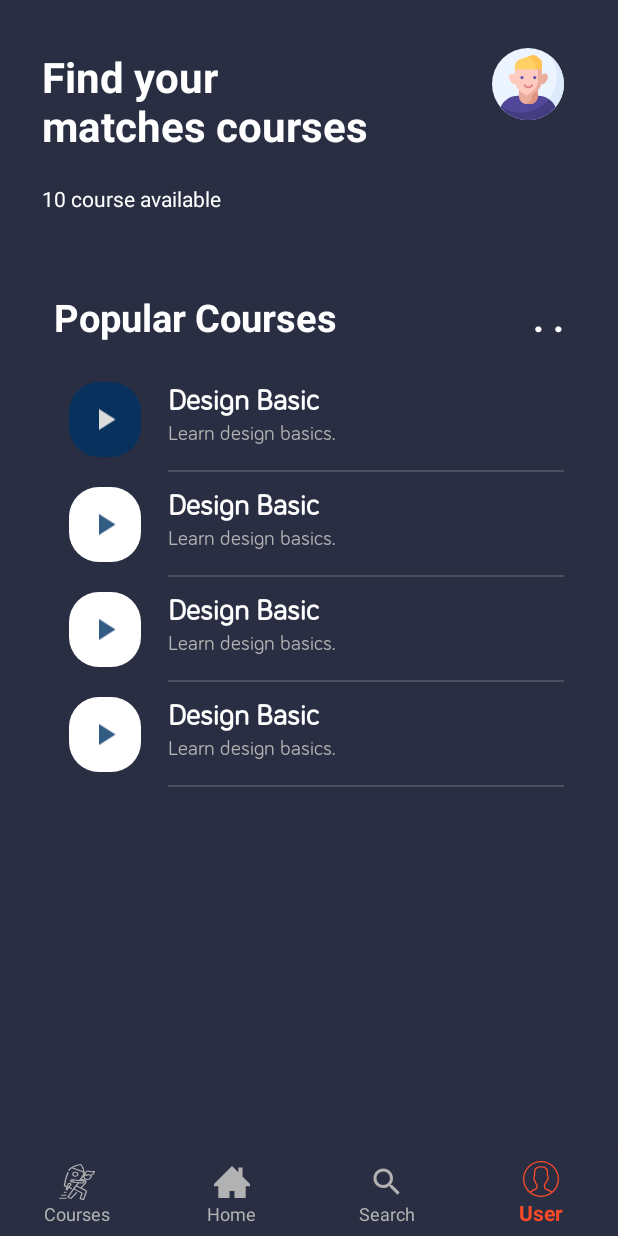
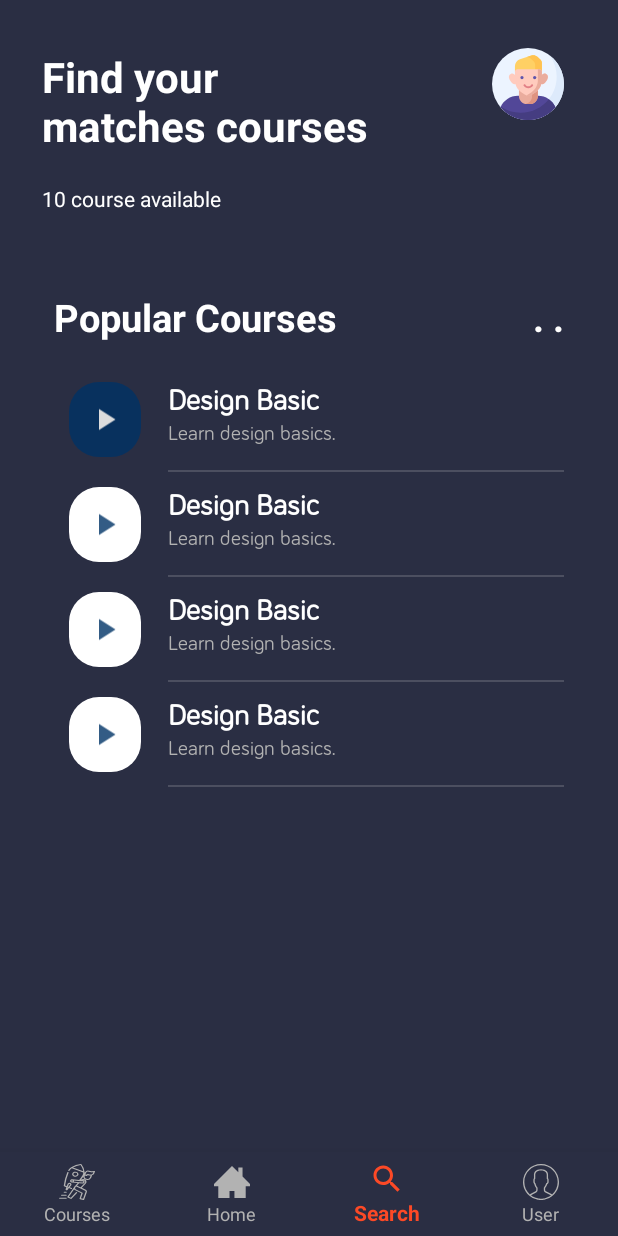
Before and after one commit to rogergcc/AndroidEducationApp, an Android app: the screen it shows after launch (MainActivity), item 4 of the bottom bar chosen, on a phone screen of 412 x 824 dp. Run offline under Robolectric (Android 15) with nearby library versions, the phone set to English and light mode, and no system bars; our stand-ins replace navigation-ui; libraries missing offline, so code that uses them is left out: com.yarolegovich.discretescrollview; plain views replace DiscreteScrollView.

Commit message:
Fragments jetpack navigation component androidx and bottomNavigation Id's in menu botton and nav grah must be the same

```diff
--- a/app/src/main/java/com/appsnipp/education/MainActivity.java
+++ b/app/src/main/java/com/appsnipp/education/MainActivity.java
@@ -1,23 +1,18 @@
 package com.appsnipp.education;
 
-import android.content.Intent;
 import android.os.Bundle;
 import android.view.MenuItem;
 import android.view.View;
 
-import androidx.annotation.NonNull;
 import androidx.appcompat.app.ActionBarDrawerToggle;
 import androidx.appcompat.app.AppCompatActivity;
 import androidx.appcompat.app.AppCompatDelegate;
 import androidx.coordinatorlayout.widget.CoordinatorLayout;
 import androidx.core.view.GravityCompat;
-import androidx.fragment.app.Fragment;
-import androidx.fragment.app.FragmentTransaction;
+import androidx.navigation.fragment.NavHostFragment;
+import androidx.navigation.ui.NavigationUI;
 
 import com.appsnipp.education.databinding.ActivityMainBinding;
-import com.appsnipp.education.ui.fragments.CoursesStaggedFragment;
-import com.appsnipp.education.ui.fragments.HomeCoursesFragment;
-import com.appsnipp.education.ui.fragments.MatchesCoursesFragment;
 import com.appsnipp.education.ui.helpers.BottomNavigationBehavior;
 import com.appsnipp.education.ui.helpers.DarkModePrefManager;
 import com.google.android.material.bottomnavigation.BottomNavigationView;
@@ -26,51 +21,62 @@ import com.google.android.material.navigation.NavigationView;
 public class MainActivity extends AppCompatActivity
         implements NavigationView.OnNavigationItemSelectedListener {
 
-    //private BottomNavigationView bottomNavigationView;
-
 
     ActivityMainBinding binding;
-//    NavHostFragment navHostFragment;
+    NavHostFragment navHostFragment;
+    private BottomNavigationView bottomNavigationView;
 
-    private BottomNavigationView.OnNavigationItemSelectedListener mOnNavigationItemSelectedListener
-            = new BottomNavigationView.OnNavigationItemSelectedListener() {
+    //region REGION OLDER WAY BottomNavigation
+//    private BottomNavigationView.OnNavigationItemSelectedListener mOnNavigationItemSelectedListener
+//            = new BottomNavigationView.OnNavigationItemSelectedListener() {
+//
+//        @Override
+//        public boolean onNavigationItemSelected(@NonNull MenuItem item) {
+//            Fragment fragment;
+//            Fragment fragmentoGenerico = null;
+//            Intent intentGetStarted;
+//            switch (item.getItemId()) {
+//                case R.id.navigationMyProfile:
+////                    return true;
+//                    break;
+//                case R.id.navigationMyCourses:
+//                    //https://dribbble.com/shots/6482664-Design-Course-App-UI
+//                    fragmentoGenerico = new CoursesStaggedFragment();
+//                    break;
+//                case R.id.navigationHome:
+//                    fragmentoGenerico = new HomeCoursesFragment();
+//                    break;
+//                case R.id.navigationSearch:
+//
+//                    fragmentoGenerico = new MatchesCoursesFragment();
+//                    break;
+//                case R.id.navigationMenu:
+//                    binding.drawerLayout.openDrawer(GravityCompat.START);
+//                    break;
+//            }
+//            if (fragmentoGenerico != null) {
+//                loadFragment(fragmentoGenerico);
+//            }
+//
+//            setTitle(item.getTitle());
+//            return true;
+//        }
+//    };
 
-        @Override
-        public boolean onNavigationItemSelected(@NonNull MenuItem item) {
-            Fragment fragment;
-            Fragment fragmentoGenerico = null;
-            Intent intentGetStarted;
-            switch (item.getItemId()) {
-                case R.id.navigationMyProfile:
-//                    return true;
-                    break;
-                case R.id.navigationMyCourses:
-                    //https://dribbble.com/shots/6482664-Design-Course-App-UI
-                    fragmentoGenerico = new CoursesStaggedFragment();
-                    break;
-                case R.id.navigationHome:
-                    fragmentoGenerico = new HomeCoursesFragment();
-                    break;
-                case R.id.navigationSearch:
-
-                    fragmentoGenerico = new MatchesCoursesFragment();
-                    break;
-                case R.id.navigationMenu:
-                    binding.drawerLayout.openDrawer(GravityCompat.START);
-                    break;
-            }
-            if (fragmentoGenerico != null) {
-//                fragmentManager
-//                        .beginTransaction()
-//                        .replace(R.id.container, fragmentoGenerico)
-//                        .commit();
-                loadFragment(fragmentoGenerico);
-            }
-
-            setTitle(item.getTitle());
-            return true;
-        }
-    };
+//    private void loadFragment(Fragment fragment) {
+//        // load fragment
+//        FragmentTransaction transaction = getSupportFragmentManager().beginTransaction();
+//        transaction.setCustomAnimations(
+//                R.anim.fragment_fade_enter,  // enter
+//                R.anim.fragment_fade_exit,  // exit
+//                R.anim.fragment_fade_enter,   // popEnter
+//                R.anim.fragment_fade_exit  // popExit
+//        );
+//        transaction.replace(R.id.container_frame, fragment);
+//        transaction.addToBackStack(null);
+//        transaction.commit();
+//    }
+    //endregion
 
     @Override
     protected void onCreate(Bundle savedInstanceState) {
@@ -85,11 +91,8 @@ public class MainActivity extends AppCompatActivity
         View view = binding.getRoot();
         setContentView(view);
 
-//        Toolbar toolbar = (Toolbar) findViewById(R.id.toolbar);
         setSupportActionBar(binding.appBarMain.toolbar);
 
-
-//        DrawerLayout drawer = (DrawerLayout) findViewById(R.id.drawer_layout);
         ActionBarDrawerToggle toggle = new ActionBarDrawerToggle(
                 this, binding.drawerLayout, binding.appBarMain.toolbar, R.string.navigation_drawer_open, R.string.navigation_drawer_close);
         binding.drawerLayout.addDrawerListener(toggle);
@@ -98,37 +101,27 @@ public class MainActivity extends AppCompatActivity
         binding.navView.setNavigationItemSelectedListener(this);
 
         //region REGION OLD METHOD BOTTOM NAVIGATION
-        binding.appBarMain.bottomNavigation.setOnNavigationItemSelectedListener(mOnNavigationItemSelectedListener);
-        CoordinatorLayout.LayoutParams layoutParams = (CoordinatorLayout.LayoutParams) binding.appBarMain.bottomNavigation.getLayoutParams();
-        layoutParams.setBehavior(new BottomNavigationBehavior());
-        binding.appBarMain.bottomNavigation.setSelectedItemId(R.id.navigationHome);
+//        binding.appBarMain.bottomNavigation.setOnNavigationItemSelectedListener(mOnNavigationItemSelectedListener);
+//        CoordinatorLayout.LayoutParams layoutParams = (CoordinatorLayout.LayoutParams) binding.appBarMain.bottomNavigationView.getLayoutParams();
+//        layoutParams.setBehavior(new BottomNavigationBehavior());
+//        binding.appBarMain.bottomNavigationView.setSelectedItemId(R.id.navigationHome);
         //endregion
 
-        //setupNavigation();
+        setupNavigation();
 
     }
 
-//    private void setupNavigation() {
-//        navHostFragment = (NavHostFragment) getSupportFragmentManager().findFragmentById(R.id.nav_host_fragment);
-//        bottomNavigationView = findViewById(R.id.bottomNavigationView);
-//        NavigationUI.setupWithNavController(bottomNavigationView, navHostFragment.getNavController());
-//    }
+    private void setupNavigation() {
+        CoordinatorLayout.LayoutParams layoutParams = (CoordinatorLayout.LayoutParams) binding.appBarMain.bottomNavigationView.getLayoutParams();
+        layoutParams.setBehavior(new BottomNavigationBehavior());
 
-    private void loadFragment(Fragment fragment) {
-        // load fragment
-        FragmentTransaction transaction = getSupportFragmentManager().beginTransaction();
-        transaction.setCustomAnimations(
-                R.anim.fragment_fade_enter,  // enter
-                R.anim.fragment_fade_exit,  // exit
-                R.anim.fragment_fade_enter,   // popEnter
-                R.anim.fragment_fade_exit  // popExit
-        );
+        navHostFragment = (NavHostFragment) getSupportFragmentManager().findFragmentById(R.id.nav_host_fragment);
+        bottomNavigationView = findViewById(R.id.bottomNavigationView);
+        if (navHostFragment != null) {
+            NavigationUI.setupWithNavController(bottomNavigationView, navHostFragment.getNavController());
+        }
+    }
 
-        transaction.replace(R.id.container_frame, fragment);
-        transaction.addToBackStack(null);
-        transaction.commit();
-
-    }
 
     @Override
     public void onBackPressed() {
--- a/app/src/main/java/com/appsnipp/education/ui/helpers/BottomNavigationBehavior.java
+++ b/app/src/main/java/com/appsnipp/education/ui/helpers/BottomNavigationBehavior.java
@@ -10,6 +10,7 @@ package com.appsnipp.education.ui.helpers;
 
 import android.content.Context;
 import android.util.AttributeSet;
+import android.view.Gravity;
 import android.view.View;
 import android.widget.FrameLayout;
 
@@ -17,6 +18,7 @@ import androidx.coordinatorlayout.widget.CoordinatorLayout;
 import androidx.core.view.ViewCompat;
 
 import com.google.android.material.bottomnavigation.BottomNavigationView;
+import com.google.android.material.snackbar.Snackbar;
 
 public class BottomNavigationBehavior extends CoordinatorLayout.Behavior<BottomNavigationView> {
 
@@ -31,7 +33,22 @@ public class BottomNavigationBehavior extends CoordinatorLayout.Behavior<BottomN
     @Override
     public boolean layoutDependsOn(CoordinatorLayout parent, BottomNavigationView child, View dependency) {
         boolean dependsOn = dependency instanceof FrameLayout;
+//        if(dependency instanceof Snackbar.SnackbarLayout) {
+//            updateSnackbar(child, (Snackbar.SnackbarLayout)dependency);
+//        }
+
         return dependsOn;
+    }
+
+    private void updateSnackbar(View child, Snackbar.SnackbarLayout snackbarLayout) {
+        if(snackbarLayout.getLayoutParams() instanceof CoordinatorLayout.LayoutParams) {
+            CoordinatorLayout.LayoutParams params = (CoordinatorLayout.LayoutParams)snackbarLayout.getLayoutParams();
+
+            params.setAnchorId(child.getId());
+            params.anchorGravity = Gravity.TOP;
+            params.gravity = Gravity.TOP;
+            snackbarLayout.setLayoutParams(params);
+        }
     }
 
     @Override
--- a/app/src/main/res/layout/app_bar_main.xml
+++ b/app/src/main/res/layout/app_bar_main.xml
@@ -12,23 +12,23 @@
         android:theme="@style/AppTheme.AppBarOverlay">
 
         <androidx.appcompat.widget.Toolbar
-            android:visibility="gone"
             android:id="@+id/toolbar"
             android:layout_width="match_parent"
             android:layout_height="?attr/actionBarSize"
             android:background="?attr/colorPrimary"
+            android:visibility="gone"
             app:popupTheme="@style/AppTheme.PopupOverlay" />
 
     </com.google.android.material.appbar.AppBarLayout>
 
     <!--    <include layout="@layout/content_main" />-->
-<!--        old method with frame-->
-        <FrameLayout
-            android:id="@+id/container_frame"
-            app:layout_behavior="com.google.android.material.appbar.AppBarLayout$ScrollingViewBehavior"
-            android:layout_width="match_parent"
-            android:layout_height="match_parent">
-        </FrameLayout>
+
+    <!--    old method with frame-->
+    <!--    <FrameLayout-->
+    <!--        android:id="@+id/container_frame"-->
+    <!--        android:layout_width="match_parent"-->
+    <!--        android:layout_height="match_parent"-->
+    <!--        app:layout_behavior="com.google.android.material.appbar.AppBarLayout$ScrollingViewBehavior"></FrameLayout>-->
 
     <!--        <fragment-->
     <!--            android:id="@+id/container_frame"-->
@@ -38,17 +38,29 @@
     <!--        </fragment>-->
 
     <com.google.android.material.bottomnavigation.BottomNavigationView
-        android:id="@+id/bottomNavigation"
+        android:id="@+id/bottomNavigationView"
         android:layout_width="match_parent"
         android:layout_height="wrap_content"
         android:layout_gravity="bottom"
         android:background="?android:attr/windowBackground"
         android:foreground="?attr/selectableItemBackground"
-        app:menu="@menu/master_bottom_navigation"
         app:elevation="10dp"
-        app:labelVisibilityMode="labeled"
+        app:itemBackground="@color/bottomNavigationBackground"
         app:itemIconTint="@color/bottom_navigation_color"
         app:itemTextColor="@color/bottom_navigation_color"
-        app:itemBackground="@color/bottomNavigationBackground"/>
+        app:labelVisibilityMode="labeled"
+        app:menu="@menu/master_bottom_navigation">
+
+    </com.google.android.material.bottomnavigation.BottomNavigationView>
+
+    <fragment
+        android:id="@+id/nav_host_fragment"
+        android:name="androidx.navigation.fragment.NavHostFragment"
+        android:layout_width="match_parent"
+        android:layout_height="match_parent"
+        app:defaultNavHost="true"
+
+        app:layout_behavior="com.google.android.material.appbar.AppBarLayout$ScrollingViewBehavior"
+        app:navGraph="@navigation/nav_graph" />
 
 </androidx.coordinatorlayout.widget.CoordinatorLayout>
--- a/app/src/main/res/layout/fragment_courses_stagged.xml
+++ b/app/src/main/res/layout/fragment_courses_stagged.xml
@@ -5,20 +5,19 @@
 
 <FrameLayout xmlns:android="http://schemas.android.com/apk/res/android"
     xmlns:tools="http://schemas.android.com/tools"
+    xmlns:app="http://schemas.android.com/apk/res-auto"
     android:layout_width="match_parent"
     android:layout_height="match_parent"
+    app:layout_behavior="@string/appbar_scrolling_view_behavior"
     tools:context=".ui.fragments.CoursesStaggedFragment">
 
     <androidx.core.widget.NestedScrollView
 
-        xmlns:android="http://schemas.android.com/apk/res/android"
-        xmlns:app="http://schemas.android.com/apk/res-auto"
-        xmlns:tools="http://schemas.android.com/tools"
         android:layout_width="match_parent"
         android:layout_height="match_parent"
 
         android:background="#ffba60"
-        tools:context=".CourseStaggedActivity">
+        >
 
 
         <LinearLayout
--- a/app/src/main/res/layout/fragment_home_courses.xml
+++ b/app/src/main/res/layout/fragment_home_courses.xml
@@ -4,22 +4,20 @@
 
 <FrameLayout xmlns:android="http://schemas.android.com/apk/res/android"
     xmlns:tools="http://schemas.android.com/tools"
+    xmlns:app="http://schemas.android.com/apk/res-auto"
     android:layout_width="match_parent"
     android:layout_height="match_parent"
-    tools:context=".ui.fragments.HomeCoursesFragment">
+    tools:context=".ui.fragments.HomeCoursesFragment"
+
+    >
 
     <androidx.constraintlayout.widget.ConstraintLayout
-        xmlns:app="http://schemas.android.com/apk/res-auto"
 
         style="@style/parent.contentLayout"
         android:paddingLeft="@dimen/normalPadding"
-
         android:paddingRight="@dimen/normalPadding"
-
-
         android:paddingBottom="@dimen/normalPadding"
-        app:layout_behavior="@string/appbar_scrolling_view_behavior"
-        tools:context="com.appsnipp.education.MainActivity">
+        >
 
         <androidx.core.widget.NestedScrollView
 
--- a/app/src/main/res/menu/activity_main_drawer.xml
+++ b/app/src/main/res/menu/activity_main_drawer.xml
@@ -1,6 +1,5 @@
 <?xml version="1.0" encoding="utf-8"?>
 <menu xmlns:android="http://schemas.android.com/apk/res/android"
-    xmlns:tools="http://schemas.android.com/tools"
 
     >
 
@@ -23,14 +22,13 @@
             android:title="@string/nav_title_tools" />
     </group>
 
-    <item
-        android:title="@string/nav_title_toggle_theme">
+    <item android:title="@string/nav_title_toggle_theme">
         <menu>
             <item
                 android:id="@+id/nav_share"
                 android:icon="@drawable/ic_menu_share"
-                android:visible="false"
-                android:title="@string/nav_title_share" />
+                android:title="@string/nav_title_share"
+                android:visible="false" />
             <item
                 android:id="@+id/nav_dark_mode"
                 android:icon="@android:drawable/ic_menu_day"
--- a/app/src/main/res/menu/master_bottom_navigation.xml
+++ b/app/src/main/res/menu/master_bottom_navigation.xml
@@ -8,17 +8,17 @@
         android:title="Menu" />
 
     <item
-        android:id="@+id/navigationMyCourses"
+        android:id="@+id/coursesStaggedFragment"
         android:icon="@drawable/ic_effort"
         android:title="Courses" />
 
     <item
-        android:id="@+id/navigationHome"
+        android:id="@+id/homeCoursesFragment"
         android:icon="@drawable/ic_home"
         android:title="Home" />
 
     <item
-        android:id="@+id/navigationSearch"
+        android:id="@+id/matchesCoursesFragment"
         android:icon="@drawable/ic_search_black_24dp"
         android:title="Search" />
 
--- /dev/null
+++ b/app/src/main/res/navigation/nav_graph.xml
@@ -0,0 +1,27 @@
+<?xml version="1.0" encoding="utf-8"?>
+<!--
+  ~ Copyright (c) 2020. rogergcc
+  -->
+
+<navigation xmlns:android="http://schemas.android.com/apk/res/android"
+    xmlns:app="http://schemas.android.com/apk/res-auto"
+    xmlns:tools="http://schemas.android.com/tools"
+    android:id="@+id/nav_graph"
+    app:startDestination="@id/homeCoursesFragment">
+
+    <fragment
+        android:id="@+id/homeCoursesFragment"
+        android:name="com.appsnipp.education.ui.fragments.HomeCoursesFragment"
+        android:label="fragment_home_courses"
+        tools:layout="@layout/fragment_home_courses" />
+    <fragment
+        android:id="@+id/coursesStaggedFragment"
+        android:name="com.appsnipp.education.ui.fragments.CoursesStaggedFragment"
+        android:label="fragment_courses_stagged"
+        tools:layout="@layout/fragment_courses_stagged" />
+    <fragment
+        android:id="@+id/matchesCoursesFragment"
+        android:name="com.appsnipp.education.ui.fragments.MatchesCoursesFragment"
+        android:label="fragment_matches_courses"
+        tools:layout="@layout/fragment_matches_courses" />
+</navigation>
```
Also changed, not shown: app/build.gradle (+9 -9 lines). Lines whose indentation alone changed are shown as unchanged.
